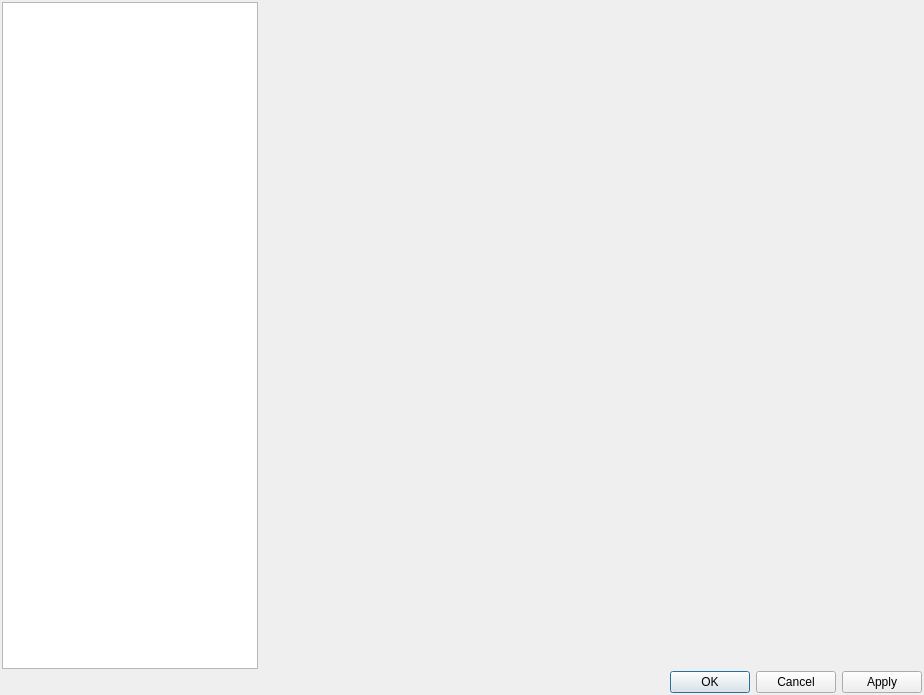
Old version of the form Viewer/src/PropertyDialog.ui in the repository ecmwf/ecflow.
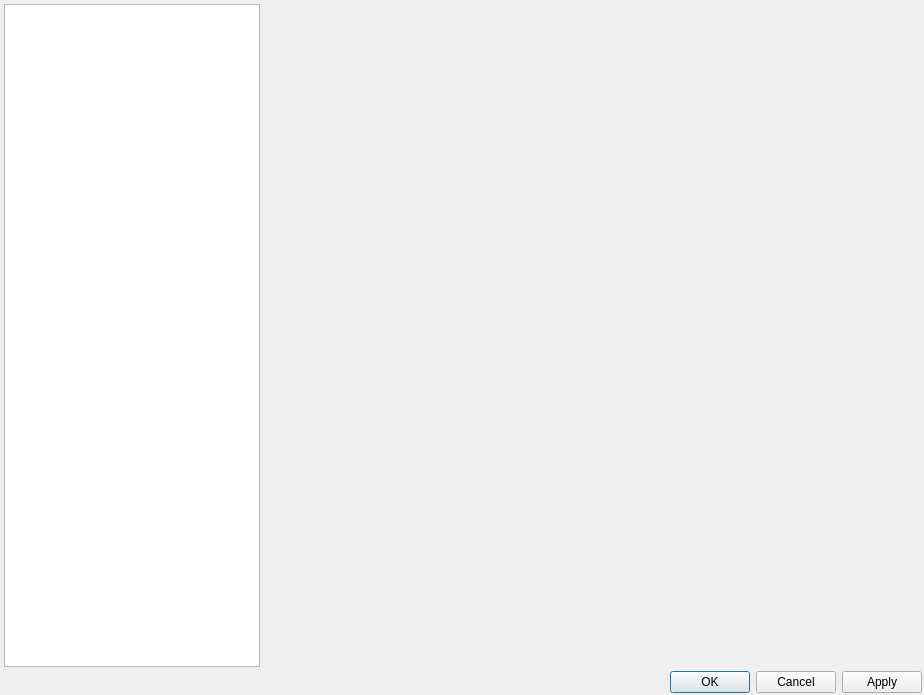
New version of the form.

What changed in the file:
```diff
--- a/Viewer/src/PropertyDialog.ui
+++ b/Viewer/src/PropertyDialog.ui
@@ -25,6 +25,12 @@
    </property>
    <item>
     <layout class="QHBoxLayout" name="horizontalLayout">
+     <property name="spacing">
+      <number>4</number>
+     </property>
+     <property name="margin">
+      <number>2</number>
+     </property>
      <item>
       <widget class="QListWidget" name="list_">
        <property name="sizePolicy">
```
